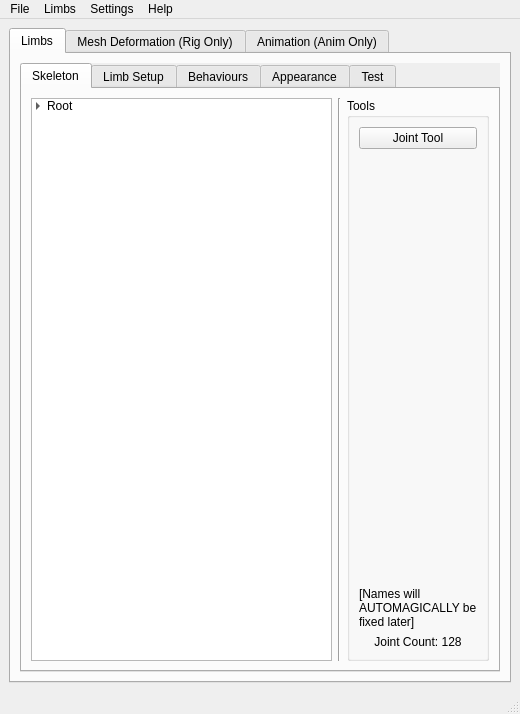
The window that _REF/Mockup_UI/PFRS_Main.ui (TPayneExperience/TrevorPaynes_RigAndAnimSuite) describes before a commit, drawn with Qt 5.
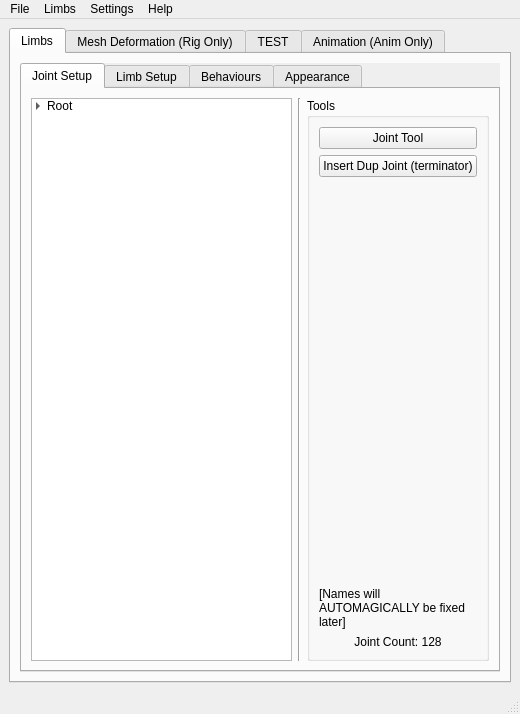
The same window after the commit. The open tabs and pages were chosen to show the change.

Commit message: WIP: Broken, joint/limb setup WIP

The edit to the form file:
```diff
--- a/_REF/Mockup_UI/PFRS_Main.ui
+++ b/_REF/Mockup_UI/PFRS_Main.ui
@@ -56,7 +56,7 @@
                 </property>
                 <widget class="QWidget" name="tab_16">
                  <attribute name="title">
-                  <string>Skeleton</string>
+                  <string>Joint Setup</string>
                  </attribute>
                  <layout class="QHBoxLayout" name="horizontalLayout_19">
                   <item>
@@ -144,6 +144,13 @@
                        </property>
                       </widget>
                      </item>
+                     <item>
+                      <widget class="QPushButton" name="pushButton_10">
+                       <property name="text">
+                        <string>Insert Dup Joint (terminator)</string>
+                       </property>
+                      </widget>
+                     </item>
                      <item>
                       <spacer name="verticalSpacer_3">
                        <property name="orientation">
@@ -1501,11 +1508,6 @@
                   </item>
                  </layout>
                 </widget>
-                <widget class="QWidget" name="tab_20">
-                 <attribute name="title">
-                  <string>Test</string>
-                 </attribute>
-                </widget>
                </widget>
               </item>
              </layout>
@@ -3759,6 +3761,11 @@
             </item>
            </layout>
           </widget>
+          <widget class="QWidget" name="tab_20">
+           <attribute name="title">
+            <string>TEST</string>
+           </attribute>
+          </widget>
           <widget class="QWidget" name="tab_3">
            <attribute name="title">
             <string>Animation (Anim Only)</string>
```
Left out of the diff: 4 changed lines with no effect on the pictures. The commit also changes 59 other files.
